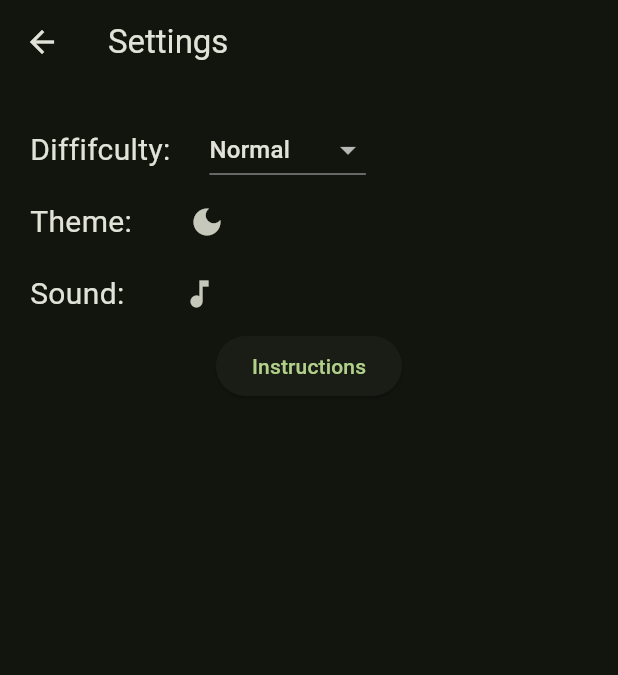
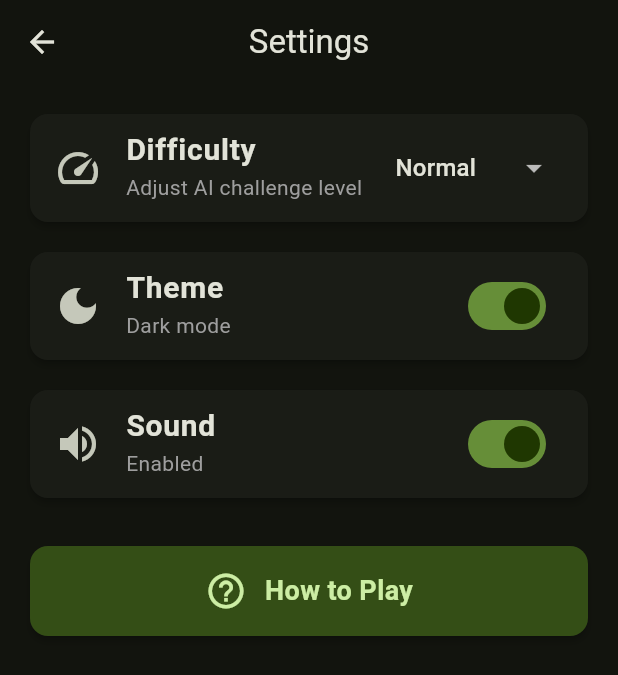
Before and after one commit to KuroMaple/redacted_card_game, a Flutter app: the SettingsPage screen opened directly, on a phone screen of 412 x 824 dp. Shown: the top 675 px of the screen. Run offline on Flutter 3.47's test engine with Material 3 defaults, Android fonts, the phone set to English and light mode, and no system bars; our stand-ins replace lottie, shared_preferences; accounts and stored records are empty.

Commit message:
Deployment, Settings page
- Deployed web version to firebase
- Made settings page UI and interact with player turns

```diff
--- a/lib/data/constants.dart
+++ b/lib/data/constants.dart
@@ -11,6 +11,14 @@ class KTextStyle {
     fontSize: 30.0,
     fontWeight: FontWeight.bold,
   );
+  static const TextStyle settingsTitleText = TextStyle(
+    fontSize: 20.0,
+    fontWeight: FontWeight.w600,
+  );
+  static const TextStyle settingsSubtitleText = TextStyle(
+    fontSize: 14.0,
+    color: Colors.grey,
+  );
 }
 
 class KCardSize {
@@ -18,3 +26,10 @@ class KCardSize {
   static const double width = 75;
   static const Size size = Size(width, height);
 }
+
+class KConstants {
+  static const String appName = 'REDACTED';
+  static const String difficultyKey = 'difficulty';
+  static const String themeModeKey = 'isDarkMode';
+  static const String soundKey = 'isSoundEnabled';
+}
--- a/lib/pages/game_page.dart
+++ b/lib/pages/game_page.dart
@@ -17,6 +17,7 @@ class _GamePageState extends State<GamePage> {
   void initState() {
     WidgetsBinding.instance.addPostFrameCallback((_) {
       showDialog(
+        barrierDismissible: false,
         context: context,
         builder: (BuildContext context) {
           return IntrodialogWidget();
@@ -48,6 +49,7 @@ class _GamePageState extends State<GamePage> {
                   if (gameProvider.isGameOver) {
                     WidgetsBinding.instance.addPostFrameCallback((_) {
                       showDialog(
+                        barrierDismissible: false,
                         context: context,
                         builder: (context) {
                           return GameoverdialogWidget(
@@ -110,6 +112,7 @@ class _GamePageState extends State<GamePage> {
                 if (gameProvider.isGameOver) {
                   WidgetsBinding.instance.addPostFrameCallback((_) {
                     showDialog(
+                      barrierDismissible: false,
                       context: context,
                       builder: (context) {
                         return GameoverdialogWidget(gameProvider: gameProvider);
--- a/lib/pages/settings_page.dart
+++ b/lib/pages/settings_page.dart
@@ -1,79 +1,194 @@
 import 'package:flutter/material.dart';
+import 'package:provider/provider.dart';
+import 'package:redacted_card_game/data/constants.dart';
+import 'package:redacted_card_game/providers/settings_provider.dart';
 
-class SettingsPage extends StatefulWidget {
+class SettingsPage extends StatelessWidget {
   const SettingsPage({super.key});
 
-  @override
-  State<SettingsPage> createState() => _SettingsPageState();
-}
+  void _showInstructions(BuildContext context) {
+    showDialog(
+      context: context,
+      builder: (BuildContext context) {
+        return AlertDialog(
+          title: const Text('How to Play REDACTED'),
+          content: SingleChildScrollView(
+            child: Column(
+              crossAxisAlignment: CrossAxisAlignment.start,
+              mainAxisSize: MainAxisSize.min,
+              children: [
+                const Text(
+                  'Game Rules:',
+                  style: TextStyle(fontWeight: FontWeight.bold, fontSize: 16),
+                ),
+                const SizedBox(height: 8),
+                const Text(
+                  '• Players take turns removing cards from any single row\n'
+                  '• You can remove any number of cards, but only from ONE row per turn\n'
+                  '• The player who takes the LAST card loses the game\n'
+                  '• Try to force your opponent into taking the final card',
+                  style: TextStyle(fontSize: 14),
+                ),
+                const SizedBox(height: 16),
+                const Text(
+                  'Strategy Tips:',
+                  style: TextStyle(fontWeight: FontWeight.bold, fontSize: 16),
+                ),
+                const SizedBox(height: 8),
+                const Text(
+                  '• Plan ahead and think about the board state\n'
+                  '• Try to leave an even number of single cards\n',
+                  style: TextStyle(fontSize: 14),
+                ),
+              ],
+            ),
+          ),
+          actions: [
+            TextButton(
+              onPressed: () => Navigator.of(context).pop(),
+              child: const Text('Got it!'),
+            ),
+          ],
+        );
+      },
+    );
+  }
 
-class _SettingsPageState extends State<SettingsPage> {
-  int difficulty = 1;
   @override
   Widget build(BuildContext context) {
     return Scaffold(
-      appBar: AppBar(title: Text('Settings')),
-      body: Padding(
-        padding: const EdgeInsets.all(20.0),
-        child: SingleChildScrollView(
-          child: Column(
+      appBar: AppBar(
+        title: const Text('Settings'),
+        centerTitle: true,
+        elevation: 0,
+      ),
+      body: Consumer<SettingsProvider>(
+        builder: (context, settings, child) {
+          return ListView(
+            padding: const EdgeInsets.all(16.0),
             children: [
-              Row(
-                mainAxisAlignment: MainAxisAlignment.start,
-                children: [
-                  Text("Diffifculty:     ", style: TextStyle(fontSize: 20)),
-                  DropdownButton(
-                    value: difficulty,
-                    items: [
-                      DropdownMenuItem(value: 1, child: Text("Normal")),
-                      DropdownMenuItem(value: 2, child: Text("Impossible")),
+              // Difficulty Setting
+              Card(
+                elevation: 2,
+                child: ListTile(
+                  leading: const Icon(Icons.speed, size: 32),
+                  title: const Text(
+                    'Difficulty',
+                    style: KTextStyle.settingsTitleText,
+                  ),
+                  subtitle: const Text(
+                    'Adjust AI challenge level',
+                    style: KTextStyle.settingsSubtitleText,
+                  ),
+                  trailing: DropdownButton<Difficulty>(
+                    value: settings.difficulty,
+                    underline: const SizedBox(),
+                    items: const [
+                      DropdownMenuItem(
+                        value: Difficulty.normal,
+                        child: Text('Normal'),
+                      ),
+                      DropdownMenuItem(
+                        value: Difficulty.impossible,
+                        child: Text('Impossible'),
+                      ),
                     ],
-                    onChanged: (value) {
-                      setState(() {
-                        difficulty = value ?? 1;
-                      });
+                    onChanged: (Difficulty? value) {
+                      if (value != null) {
+                        settings.setDifficulty(value);
+                      }
                     },
                   ),
-                ],
+                ),
               ),
-              Row(
-                mainAxisAlignment: MainAxisAlignment.start,
-                children: [
-                  Text('Theme:     ', style: TextStyle(fontSize: 20)),
-                  IconButton(
-                    onPressed: () async {
-                      // isDarkModeNotifier.value = !isDarkModeNotifier.value;
-                      // final SharedPreferences prefs = await SharedPreferences.getInstance();
-                      // await prefs.setBool(KConstants.themeModeKey, isDarkModeNotifier.value);
-                    },
-                    icon: /*isDarkMode ?*/ Icon(
-                      Icons.dark_mode,
-                    ) /*: Icon(Icons.light_mode),*/,
+              const SizedBox(height: 12),
+
+              // Theme Setting
+              Card(
+                elevation: 2,
+                child: ListTile(
+                  leading: Icon(
+                    settings.isDarkMode ? Icons.dark_mode : Icons.light_mode,
+                    size: 32,
                   ),
-                ],
+                  title: const Text(
+                    'Theme',
+                    style: KTextStyle.settingsTitleText,
+                  ),
+                  subtitle: Text(
+                    settings.isDarkMode ? 'Dark mode' : 'Light mode',
+                    style: KTextStyle.settingsSubtitleText,
+                  ),
+                  trailing: Switch(
+                    value: settings.isDarkMode,
+                    onChanged: (_) => settings.toggleTheme(),
+                    activeTrackColor: Colors.lightGreenAccent.withOpacity(0.5),
+                  ),
+                ),
               ),
-              Row(
-                mainAxisAlignment: MainAxisAlignment.start,
-                children: [
-                  Text('Sound:     ', style: TextStyle(fontSize: 20)),
-                  IconButton(
-                    onPressed: () async {
-                      // isDarkModeNotifier.value = !isDarkModeNotifier.value;
-                      // final SharedPreferences prefs = await SharedPreferences.getInstance();
-                      // await prefs.setBool(KConstants.themeModeKey, isDarkModeNotifier.value);
-                    },
-                    icon: /*isDarkMode ?*/ Icon(
-                      Icons.music_note_sharp,
-                    ) /*: Icon(Icons.light_mode),*/,
+              const SizedBox(height: 12),
+
+              // Sound Setting
+              Card(
+                elevation: 2,
+                child: ListTile(
+                  leading: Icon(
+                    settings.isSoundEnabled
+                        ? Icons.volume_up
+                        : Icons.volume_off,
+                    size: 32,
                   ),
-                ],
+                  title: const Text(
+                    'Sound',
+                    style: KTextStyle.settingsTitleText,
+                  ),
+                  subtitle: Text(
+                    settings.isSoundEnabled ? 'Enabled' : 'Disabled',
+                    style: KTextStyle.settingsSubtitleText,
+                  ),
+                  trailing: Switch(
+                    value: settings.isSoundEnabled,
+                    onChanged: (_) => settings.toggleSound(),
+                    activeTrackColor: Colors.lightGreenAccent.withOpacity(0.5),
+                  ),
+                ),
               ),
-              ElevatedButton(onPressed: () {
-                //TODO: Open detailed instruction dialog/navigate to instructions page
-              }, child: Text('Instructions'))
+              const SizedBox(height: 24),
+
+              // Instructions Button
+              Card(
+                elevation: 2,
+                color: Theme.of(context).colorScheme.primaryContainer,
+                child: InkWell(
+                  onTap: () => _showInstructions(context),
+                  borderRadius: BorderRadius.circular(12),
+                  child: Padding(
+                    padding: const EdgeInsets.all(16.0),
+                    child: Row(
+                      mainAxisAlignment: MainAxisAlignment.center,
+                      children: [
+                        Icon(
+                          Icons.help_outline,
+                          size: 28,
+                          color: Theme.of(context).colorScheme.onPrimaryContainer,
+                        ),
+                        const SizedBox(width: 12),
+                        Text(
+                          'How to Play',
+                          style: TextStyle(
+                            fontSize: 18,
+                            fontWeight: FontWeight.bold,
+                            color: Theme.of(context).colorScheme.onPrimaryContainer,
+                          ),
+                        ),
+                      ],
+                    ),
+                  ),
+                ),
+              ),
             ],
-          ),
-        ),
+          );
+        },
       ),
     );
   }
--- /dev/null
+++ b/lib/providers/settings_provider.dart
@@ -0,0 +1,73 @@
+import 'package:flutter/material.dart';
+import 'package:redacted_card_game/data/constants.dart';
+import 'package:shared_preferences/shared_preferences.dart';
+
+enum Difficulty { normal, impossible }
+
+class SettingsProvider extends ChangeNotifier {
+  static const String _difficultyKey = KConstants.difficultyKey;
+  static const String _themeKey = KConstants.themeModeKey;
+  static const String _soundKey = KConstants.soundKey;
+
+  Difficulty _difficulty = Difficulty.normal;
+  bool _isDarkMode = true;
+  bool _isSoundEnabled = true;
+
+  late SharedPreferences _prefs;
+
+  Difficulty get difficulty => _difficulty;
+  bool get isDarkMode => _isDarkMode;
+  bool get isSoundEnabled => _isSoundEnabled;
+
+  SettingsProvider() {
+    _loadSettings();
+  }
+
+  /// Load settings from SharedPreferences
+  Future<void> _loadSettings() async {
+    _prefs = await SharedPreferences.getInstance();
+
+    // Load difficulty
+    final difficultyIndex = _prefs.getInt(_difficultyKey) ?? 0;
+    _difficulty = Difficulty.values[difficultyIndex];
+
+    // Load theme
+    _isDarkMode = _prefs.getBool(_themeKey) ?? true;
+
+    // Load sound
+    _isSoundEnabled = _prefs.getBool(_soundKey) ?? true;
+
+    notifyListeners();
+  }
+
+  /// Set difficulty level
+  Future<void> setDifficulty(Difficulty difficulty) async {
+    _difficulty = difficulty;
+    await _prefs.setInt(_difficultyKey, difficulty.index);
+    notifyListeners();
+  }
+
+  /// Toggle theme mode
+  Future<void> toggleTheme() async {
+    _isDarkMode = !_isDarkMode;
+    await _prefs.setBool(_themeKey, _isDarkMode);
+    notifyListeners();
+  }
+
+  /// Toggle sound
+  Future<void> toggleSound() async {
+    _isSoundEnabled = !_isSoundEnabled;
+    await _prefs.setBool(_soundKey, _isSoundEnabled);
+    notifyListeners();
+  }
+
+  /// Get theme data based on current mode
+  ThemeData getThemeData() {
+    return ThemeData(
+      colorScheme: ColorScheme.fromSeed(
+        seedColor: Colors.lightGreenAccent,
+        brightness: _isDarkMode ? Brightness.dark : Brightness.light,
+      ),
+    );
+  }
+}
--- a/pubspec.yaml
+++ b/pubspec.yaml
@@ -38,6 +38,7 @@ dependencies:
   provider: ^6.1.5+1
   flutter_launcher_icons: ^0.14.4
   url_launcher: ^6.3.2
+  shared_preferences: ^2.5.3
 
 dev_dependencies:
   flutter_test:
```
Also changed, not shown: lib/main.dart (+27 -12 lines), lib/providers/game_provider.dart (+7 -3 lines), lib/widget_tree.dart (+1 -6 lines), lib/widgets/dialogs/introdialog_widget.dart (+9 -0 lines), firebase.json (added), pubspec.lock, 3 other files.
